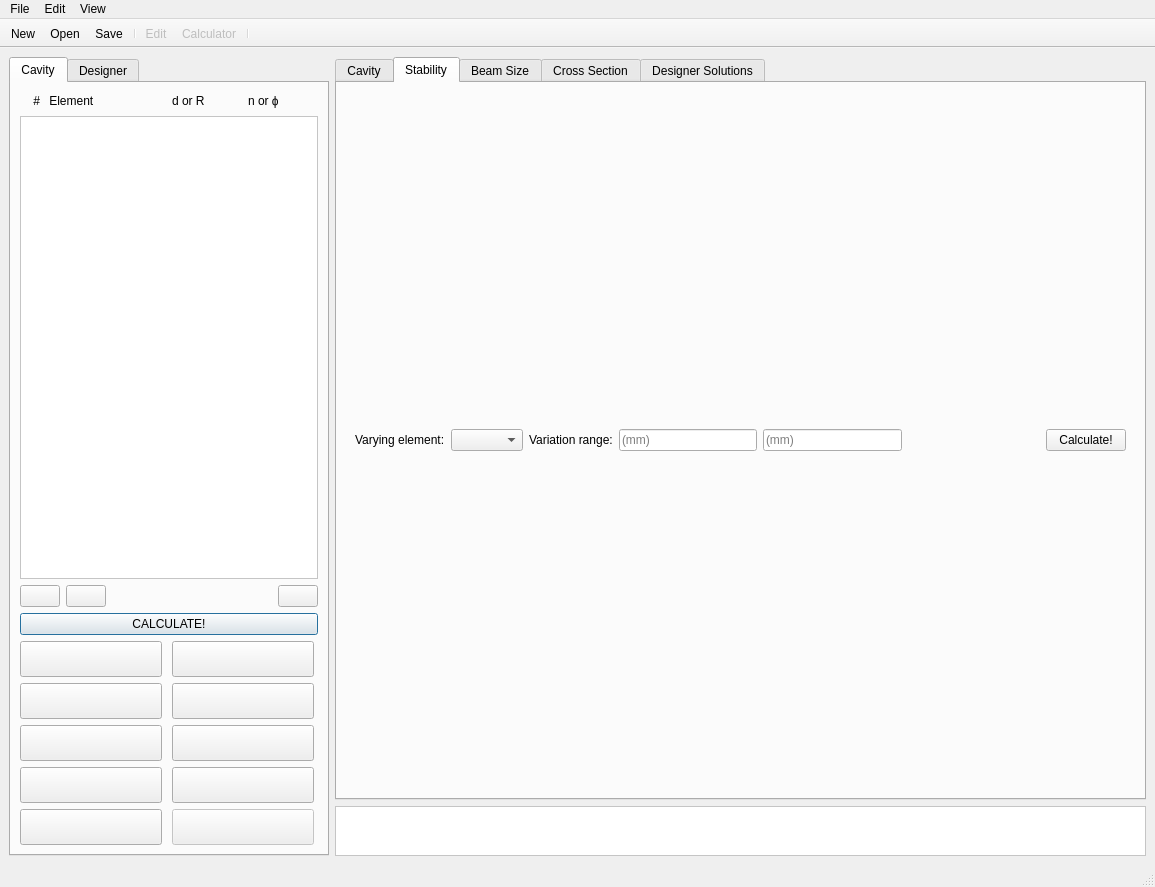
This is gui.ui in simcav/simcav as Qt 5 draws it before an edit. The edited form follows.
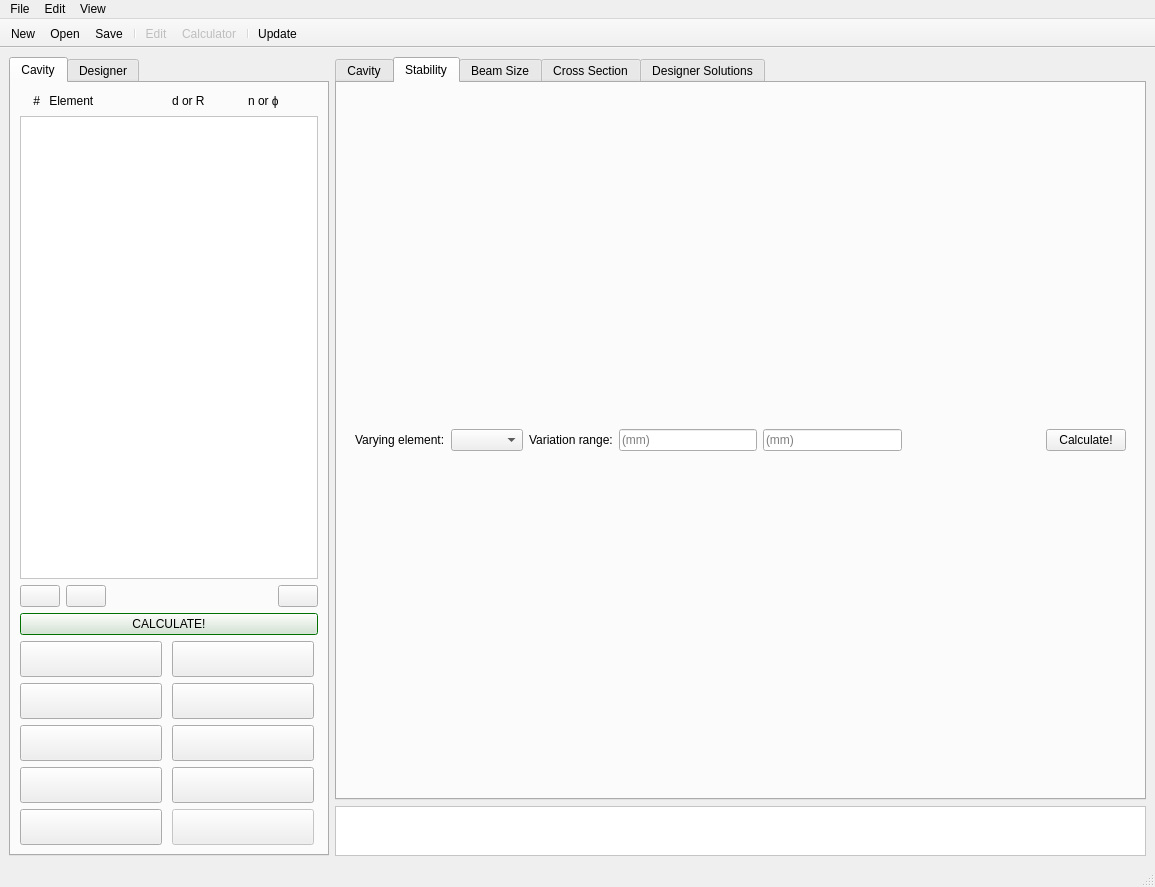
This is the edited form. The open tabs and pages were chosen to show the change. Icons and pictures are not drawn.

```diff
--- a/gui.ui
+++ b/gui.ui
@@ -805,6 +805,43 @@
         <height>0</height>
        </size>
       </property>
+      <property name="palette">
+       <palette>
+        <active>
+         <colorrole role="Highlight">
+          <brush brushstyle="SolidPattern">
+           <color alpha="255">
+            <red>0</red>
+            <green>140</green>
+            <blue>0</blue>
+           </color>
+          </brush>
+         </colorrole>
+        </active>
+        <inactive>
+         <colorrole role="Highlight">
+          <brush brushstyle="SolidPattern">
+           <color alpha="255">
+            <red>0</red>
+            <green>140</green>
+            <blue>0</blue>
+           </color>
+          </brush>
+         </colorrole>
+        </inactive>
+        <disabled>
+         <colorrole role="Highlight">
+          <brush brushstyle="SolidPattern">
+           <color alpha="255">
+            <red>145</red>
+            <green>145</green>
+            <blue>145</blue>
+           </color>
+          </brush>
+         </colorrole>
+        </disabled>
+       </palette>
+      </property>
       <property name="currentIndex">
        <number>0</number>
       </property>
@@ -959,6 +996,43 @@
             <height>30</height>
            </size>
           </property>
+          <property name="palette">
+           <palette>
+            <active>
+             <colorrole role="Highlight">
+              <brush brushstyle="SolidPattern">
+               <color alpha="255">
+                <red>0</red>
+                <green>140</green>
+                <blue>0</blue>
+               </color>
+              </brush>
+             </colorrole>
+            </active>
+            <inactive>
+             <colorrole role="Highlight">
+              <brush brushstyle="SolidPattern">
+               <color alpha="255">
+                <red>0</red>
+                <green>140</green>
+                <blue>0</blue>
+               </color>
+              </brush>
+             </colorrole>
+            </inactive>
+            <disabled>
+             <colorrole role="Highlight">
+              <brush brushstyle="SolidPattern">
+               <color alpha="255">
+                <red>145</red>
+                <green>145</green>
+                <blue>145</blue>
+               </color>
+              </brush>
+             </colorrole>
+            </disabled>
+           </palette>
+          </property>
           <property name="cursor">
            <cursorShape>PointingHandCursor</cursorShape>
           </property>
@@ -1737,6 +1811,7 @@
    <addaction name="actionEdit"/>
    <addaction name="actionCalculator"/>
    <addaction name="separator"/>
+   <addaction name="actionUpdate"/>
   </widget>
   <action name="actionNew">
    <property name="icon">
@@ -1869,6 +1944,15 @@
     <string>Ctrl+Shift+S</string>
    </property>
   </action>
+  <action name="actionUpdate">
+   <property name="icon">
+    <iconset>
+     <normaloff>Icons/t_update.png</normaloff>Icons/t_update.png</iconset>
+   </property>
+   <property name="text">
+    <string>Update</string>
+   </property>
+  </action>
  </widget>
  <resources/>
  <connections>
```
Left out of the diff: 228 changed lines with no effect on the pictures.
